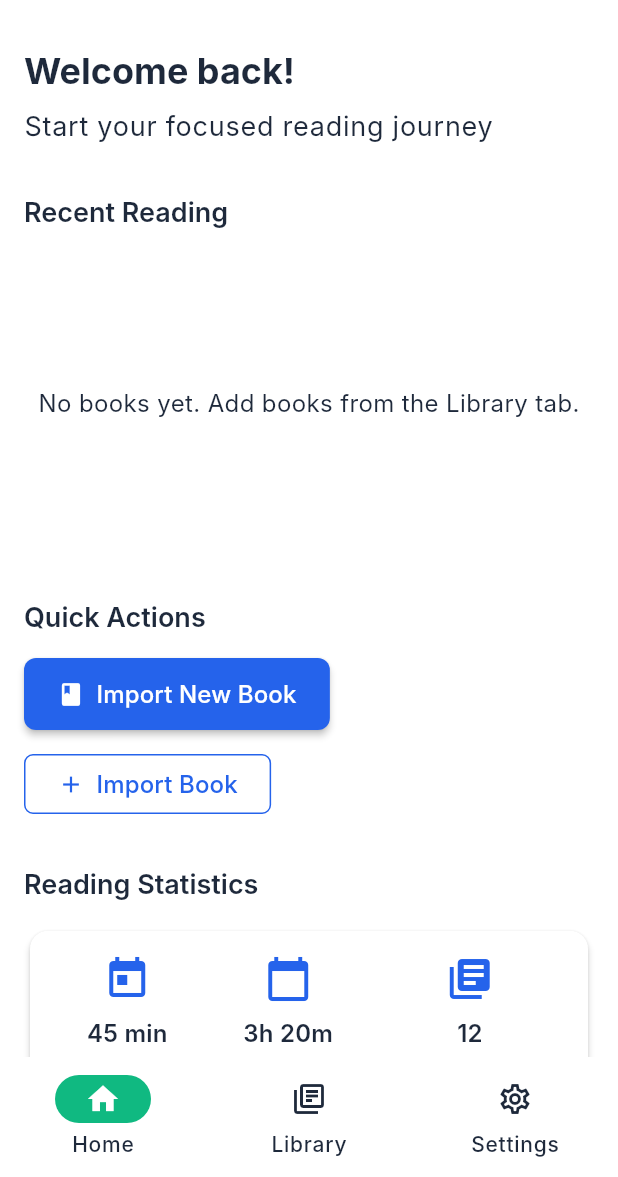
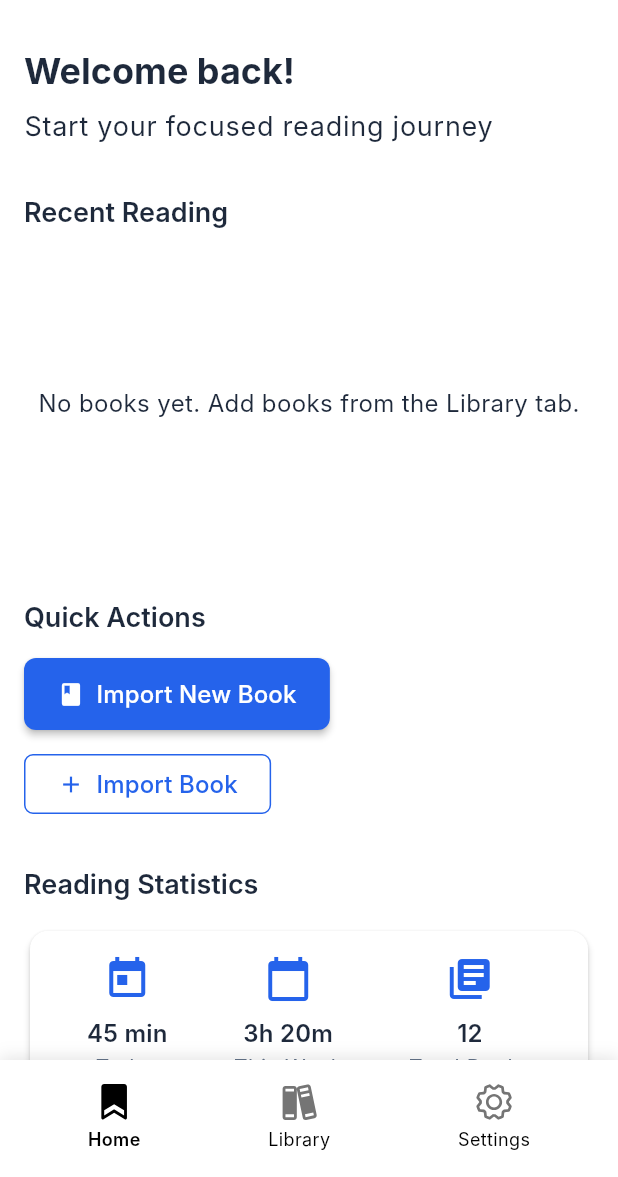
Before and after one commit to leahlin01/adhd_reader, a Flutter app: the screen it shows after launch, on a phone screen of 412 x 824 dp, the part 59-1236 px from its top. Run offline on Flutter 3.47's test engine with Material 3 defaults, Android fonts, the phone set to English and light mode, and no system bars; our stand-ins replace file_picker, flutter_html, flutter_svg, shared_preferences; missing offline and left inert: epubx; Roboto replaces fonts that are missing (Inter).

Commit message:
feat: icons

```diff
--- a/lib/main.dart
+++ b/lib/main.dart
@@ -1,4 +1,5 @@
 import 'package:flutter/material.dart';
+import 'package:flutter_svg/flutter_svg.dart';
 import 'theme/app_theme.dart';
 import 'pages/home_page.dart';
 import 'pages/library_page.dart';
@@ -45,30 +46,92 @@ class _MainAppState extends State<MainApp> {
   Widget build(BuildContext context) {
     return Scaffold(
       body: IndexedStack(index: _currentIndex, children: _pages),
-      bottomNavigationBar: NavigationBar(
-        selectedIndex: _currentIndex,
-        onDestinationSelected: (int index) {
+      bottomNavigationBar: Container(
+        decoration: BoxDecoration(
+          color: Colors.white,
+          boxShadow: [
+            BoxShadow(
+              color: Colors.black.withOpacity(0.1),
+              blurRadius: 8,
+              offset: const Offset(0, -2),
+            ),
+          ],
+        ),
+        child: SafeArea(
+          child: Padding(
+            padding: const EdgeInsets.symmetric(horizontal: 16, vertical: 8),
+            child: Row(
+              mainAxisAlignment: MainAxisAlignment.spaceAround,
+              children: [
+                _buildNavItem(
+                  index: 0,
+                  icon: _buildSvgIcon('assets/icons/home.svg', false),
+                  selectedIcon: _buildSvgIcon('assets/icons/home.svg', true),
+                  label: 'Home',
+                ),
+                _buildNavItem(
+                  index: 1,
+                  icon: _buildSvgIcon('assets/icons/library.svg', false),
+                  selectedIcon: _buildSvgIcon('assets/icons/library.svg', true),
+                  label: 'Library',
+                ),
+                _buildNavItem(
+                  index: 2,
+                  icon: _buildSvgIcon('assets/icons/setting.svg', false),
+                  selectedIcon: _buildSvgIcon('assets/icons/setting.svg', true),
+                  label: 'Settings',
+                ),
+              ],
+            ),
+          ),
+        ),
+      ),
+    );
+  }
+
+  Widget _buildSvgIcon(String assetPath, bool isSelected) {
+    return SvgPicture.asset(
+      assetPath,
+      width: 24,
+      height: 24,
+      colorFilter: ColorFilter.mode(
+        isSelected ? Colors.black : Colors.grey[600]!,
+        BlendMode.srcIn,
+      ),
+    );
+  }
+
+  Widget _buildNavItem({
+    required int index,
+    required Widget icon,
+    required Widget selectedIcon,
+    required String label,
+  }) {
+    final bool isSelected = _currentIndex == index;
+
+    return GestureDetector(
+      onTap: () {
         setState(() {
           _currentIndex = index;
         });
       },
-        destinations: const [
-          NavigationDestination(
-            icon: Icon(Icons.home_outlined),
-            selectedIcon: Icon(Icons.home),
-            label: 'Home',
+      child: Container(
+        padding: const EdgeInsets.symmetric(vertical: 8, horizontal: 12),
+        child: Column(
+          mainAxisSize: MainAxisSize.min,
+          children: [
+            isSelected ? selectedIcon : icon,
+            const SizedBox(height: 4),
+            Text(
+              label,
+              style: TextStyle(
+                fontSize: 12,
+                fontWeight: isSelected ? FontWeight.w600 : FontWeight.normal,
+                color: isSelected ? Colors.black : Colors.black,
               ),
-          NavigationDestination(
-            icon: Icon(Icons.library_books_outlined),
-            selectedIcon: Icon(Icons.library_books),
-            label: 'Library',
-          ),
-          NavigationDestination(
-            icon: Icon(Icons.settings_outlined),
-            selectedIcon: Icon(Icons.settings),
-            label: 'Settings',
             ),
           ],
+        ),
       ),
     );
   }
--- a/pubspec.yaml
+++ b/pubspec.yaml
@@ -31,6 +31,7 @@ dependencies:
   flutter:
     sdk: flutter
   cupertino_icons: ^1.0.8
+  flutter_svg: ^2.0.9
   html: ^0.15.4
   path_provider: ^2.1.2
   permission_handler: ^11.0.1
@@ -39,9 +40,9 @@ dependencies:
   mime: ^1.0.4
   archive: ^3.4.10
   flutter_html: ^3.0.0-beta.2
-  xml: ^5.4.1
+  xml: ^6.3.0
   path: ^1.8.3
-  epubx: ^3.0.0
+  epubx: ^4.0.0
 
 dev_dependencies:
   flutter_test:
@@ -68,6 +69,7 @@ flutter:
   assets:
     - assets/books/
     - assets/images/
+    - assets/icons/
 
   # An image asset can refer to one or more resolution-specific "variants", see
   # https://flutter.dev/to/resolution-aware-images
```
Also changed, not shown: assets/icons/home.svg (added), assets/icons/library.svg (added), assets/icons/setting.svg (added), pubspec.lock. Lines whose indentation alone changed are shown as unchanged.
